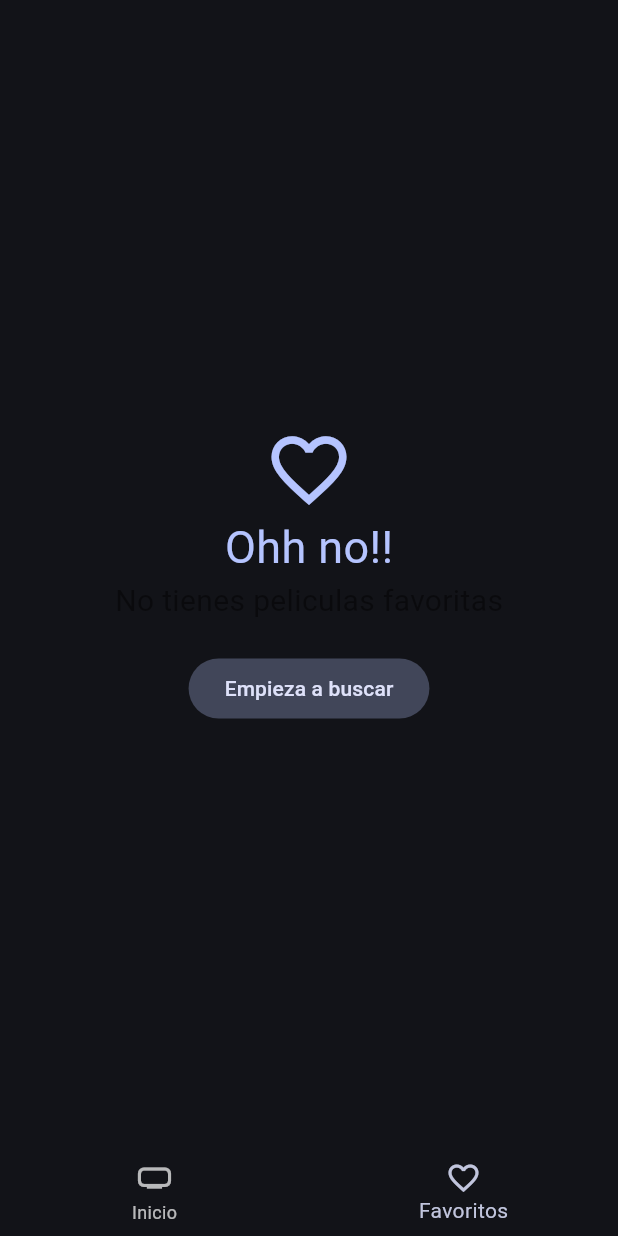
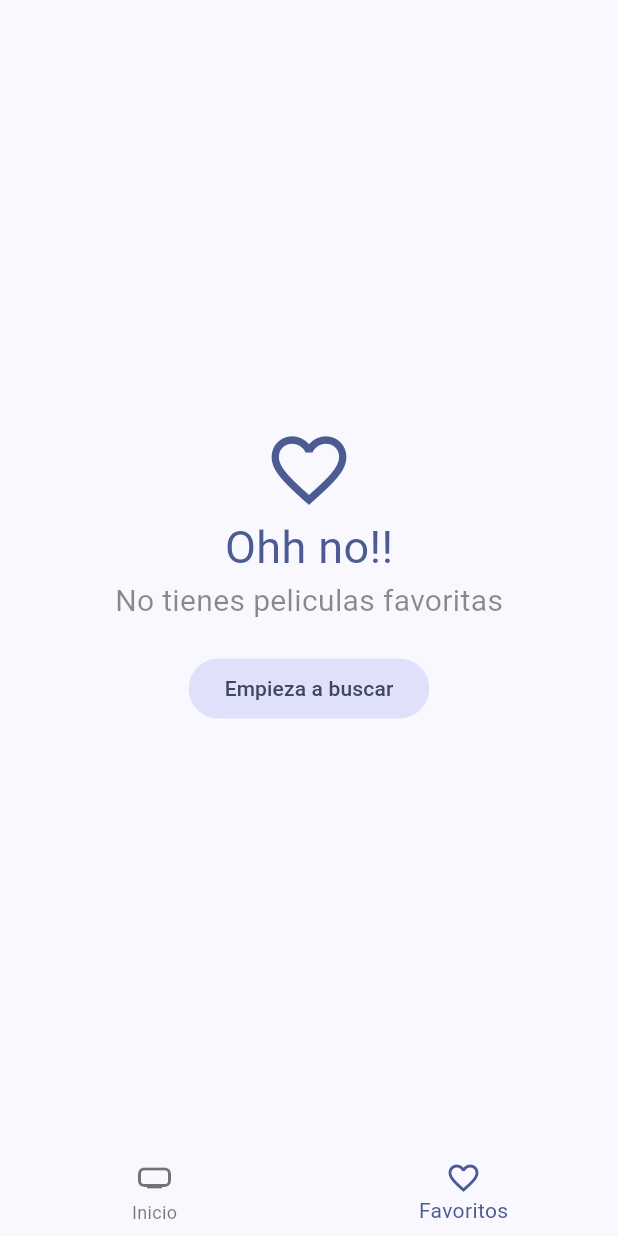
Before and after one commit to DAlexOffcial/app-cinema-flutter, a Flutter app: the screen it shows after launch, item 2 of the bottom bar chosen, on a phone screen of 412 x 824 dp. Run offline on Flutter 3.47's test engine with Material 3 defaults, Android fonts, the phone set to English and light mode, and no system bars; our stand-ins replace animate_do, card_swiper, dio, flutter_dotenv, flutter_riverpod, go_router and 1 more; accounts and stored records are empty; generated files the repository leaves out were written again; network calls fail.

Commit message:
CREATE LIGHT OR DART MODE

```diff
--- a/lib/config/theme/app_theme.dart
+++ b/lib/config/theme/app_theme.dart
@@ -1,9 +1,23 @@
 import 'package:flutter/material.dart';
 
 class AppTheme {
+
+  final bool isDarkmode;
+
+  AppTheme({
+    this.isDarkmode = false,
+  });
+
   ThemeData getTheme() => ThemeData(
     useMaterial3: true,
     colorSchemeSeed: const Color(0xff2862F5),
-    brightness: Brightness.dark
+    brightness: isDarkmode ? Brightness.dark : Brightness.light,
+  );
+
+
+  AppTheme copyWith({
+    bool? isDarkmode
+  }) => AppTheme(
+    isDarkmode: isDarkmode ?? this.isDarkmode
   );
 }
--- a/lib/main.dart
+++ b/lib/main.dart
@@ -3,6 +3,7 @@ import 'package:flutter_dotenv/flutter_dotenv.dart';
 import 'package:flutter_riverpod/flutter_riverpod.dart';
 import 'package:cinemapedia/config/theme/app_theme.dart';
 import 'package:cinemapedia/config/router/app_router.dart';
+import 'package:cinemapedia/presentation/providers/theme/theme_provider.dart';
 
 
 Future<void> main () async {
@@ -13,15 +14,18 @@ Future<void> main () async {
   );
 }
 
-class MainApp extends StatelessWidget {
+class MainApp extends ConsumerWidget {
   const MainApp({super.key});
 
+
   @override
-  Widget build(BuildContext context) {
+  Widget build(BuildContext context , ref) {
+    final AppTheme appTheme = ref.watch(themeNotifireProvider);
+
     return  MaterialApp.router(
       routerConfig: appRouter,
       debugShowCheckedModeBanner: false,
-      theme: AppTheme().getTheme(),
+      theme: appTheme.getTheme(),
     );
   }
 }
```
Also changed, not shown: lib/presentation/providers/theme/theme_provider.dart (added, +17 -0 lines), lib/presentation/widget/shared/custom_appBar.dart (+9 -0 lines).
